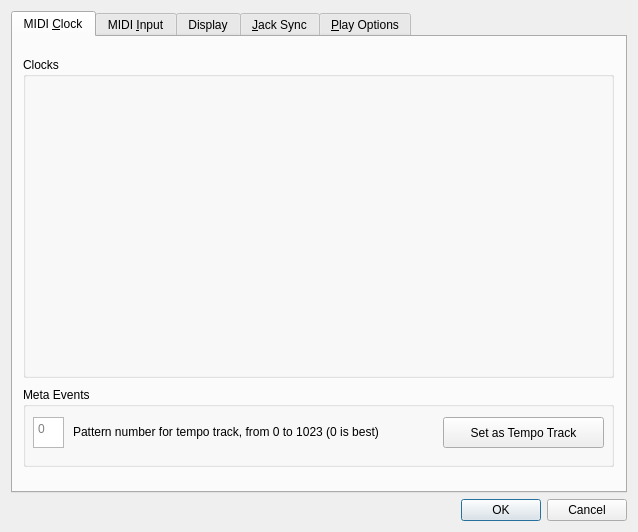
Old version of the form seq_qt5/forms/qseditoptions.ui in the repository ahlstromcj/sequencer64.
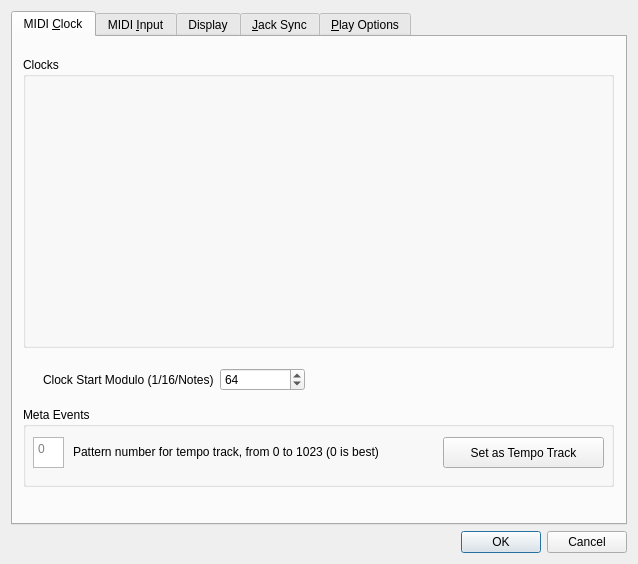
New version of the form. The open tabs and pages were chosen to show the change.

Commit message: Added MIDI Clock buttons, but still not getting signals from radio buttons.

Patch:
```diff
--- a/seq_qt5/forms/qseditoptions.ui
+++ b/seq_qt5/forms/qseditoptions.ui
@@ -7,7 +7,7 @@
     <x>0</x>
     <y>0</y>
     <width>638</width>
-    <height>532</height>
+    <height>564</height>
    </rect>
   </property>
   <property name="windowTitle">
@@ -29,7 +29,7 @@
          <x>10</x>
          <y>20</y>
          <width>591</width>
-         <height>321</height>
+         <height>291</height>
         </rect>
        </property>
        <property name="title">
@@ -40,7 +40,7 @@
        <property name="geometry">
         <rect>
          <x>10</x>
-         <y>350</y>
+         <y>370</y>
          <width>591</width>
          <height>80</height>
         </rect>
@@ -94,6 +94,38 @@
         </property>
        </widget>
       </widget>
+      <widget class="QWidget" name="">
+       <property name="geometry">
+        <rect>
+         <x>30</x>
+         <y>330</y>
+         <width>262</width>
+         <height>26</height>
+        </rect>
+       </property>
+       <layout class="QHBoxLayout" name="horizLayoutClockStartModulo">
+        <item>
+         <widget class="QLabel" name="labelClockStartModulo">
+          <property name="text">
+           <string>Clock Start Modulo (1/16/Notes)</string>
+          </property>
+         </widget>
+        </item>
+        <item>
+         <widget class="QSpinBox" name="spinBoxClockStartModulo">
+          <property name="minimum">
+           <number>1</number>
+          </property>
+          <property name="maximum">
+           <number>1024</number>
+          </property>
+          <property name="value">
+           <number>64</number>
+          </property>
+         </widget>
+        </item>
+       </layout>
+      </widget>
      </widget>
      <widget class="QWidget" name="tabMidiInput">
       <attribute name="title">
```
Left out of the diff: 42 changed lines with no effect on the pictures. The commit also changes 6 other files.
